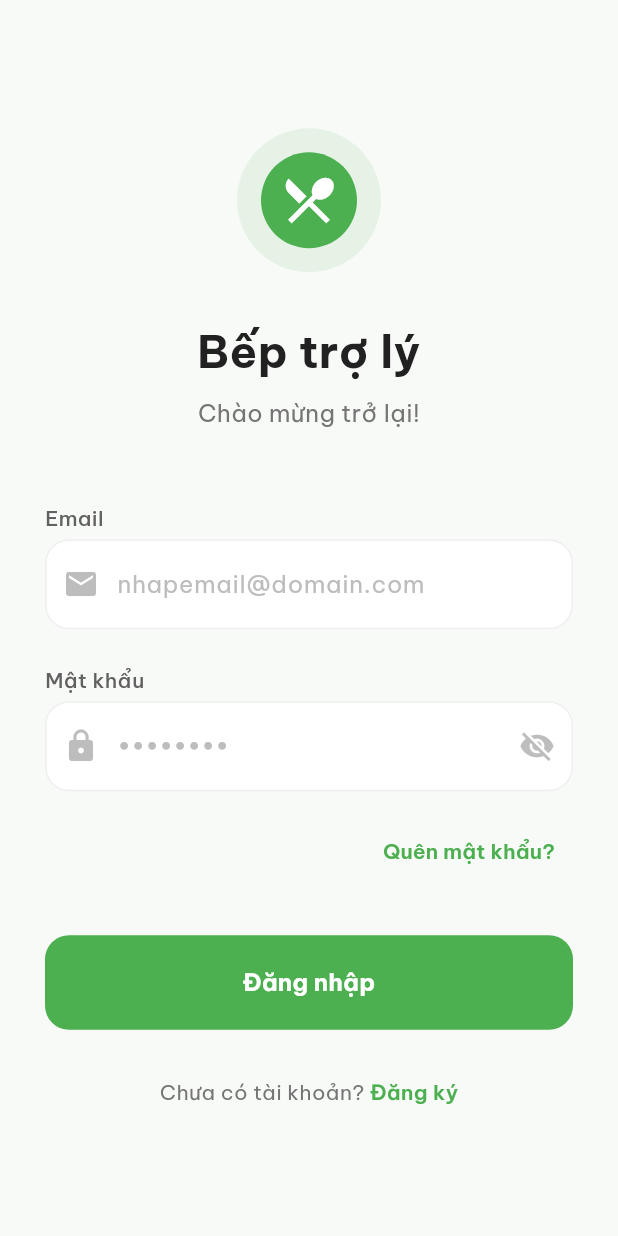
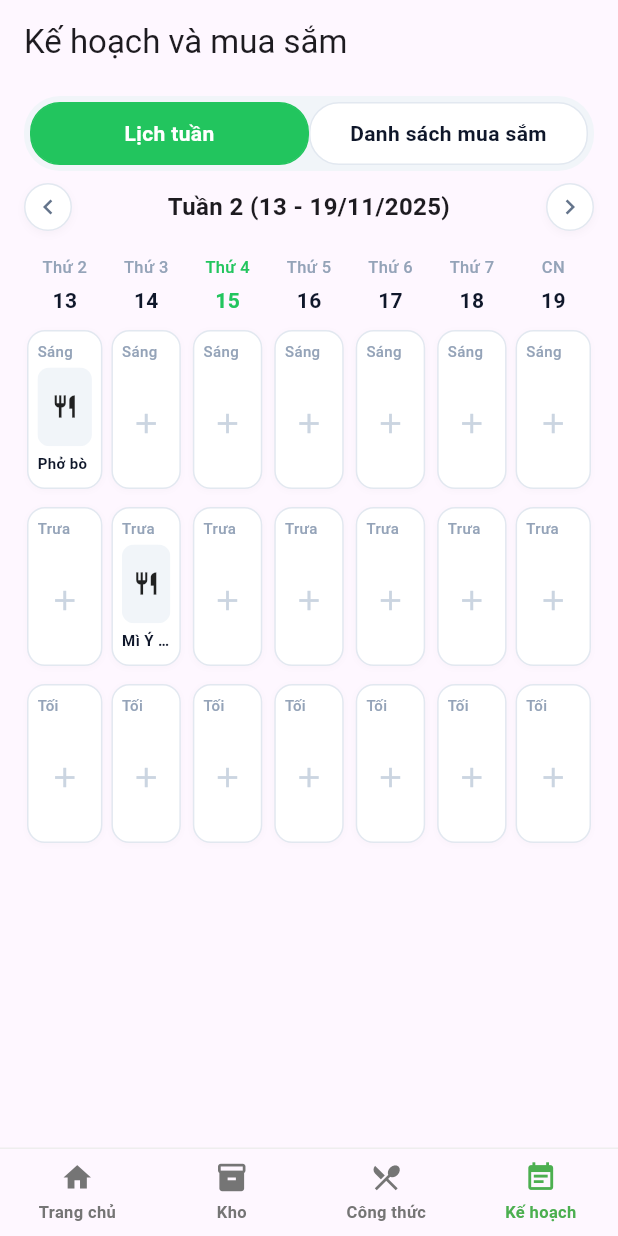
Before and after one commit to softdev-hub/fridge_to_fork_assistant, a Flutter app: the screen it shows after launch, on a phone screen of 412 x 824 dp. Run offline on Flutter 3.47's test engine with Material 3 defaults, Android fonts, the phone set to English and light mode, and no system bars; our stand-ins replace flutter_dotenv, google_fonts, image_picker, supabase_flutter; accounts and stored records are empty; network calls fail.

Commit message:
#9 - feat: scaffold weekly plan UI layout

```diff
--- a/lib/main.dart
+++ b/lib/main.dart
@@ -1,24 +1,26 @@
 import 'package:flutter/material.dart';
 import 'package:fridge_to_fork_assistant/routes/auth_gate.dart';
+import 'package:fridge_to_fork_assistant/views/plans/plan_view.dart';
 import 'package:supabase_flutter/supabase_flutter.dart';
 
-void main() async{
-
+void main() async {
   await Supabase.initialize(
-    anonKey: "eyJhbGciOiJIUzI1NiIsInR5cCI6IkpXVCJ9.eyJpc3MiOiJzdXBhYmFzZSIsInJlZiI6InVzemF0YnpsbW50ZGh4Y2h1cnVqIiwicm9sZSI6ImFub24iLCJpYXQiOjE3NjQxMzk4NTAsImV4cCI6MjA3OTcxNTg1MH0.ccCNKFZpOjfV-K_AGDiYco0wELAznz6wY0is7YKrQ4I",
+    anonKey:
+        "eyJhbGciOiJIUzI1NiIsInR5cCI6IkpXVCJ9.eyJpc3MiOiJzdXBhYmFzZSIsInJlZiI6InVzemF0YnpsbW50ZGh4Y2h1cnVqIiwicm9sZSI6ImFub24iLCJpYXQiOjE3NjQxMzk4NTAsImV4cCI6MjA3OTcxNTg1MH0.ccCNKFZpOjfV-K_AGDiYco0wELAznz6wY0is7YKrQ4I",
     url: "https://uszatbzlmntdhxchuruj.supabase.co",
   );
   runApp(const MyApp());
 }
+
 class MyApp extends StatelessWidget {
   const MyApp({super.key});
-  // This widget is the root of your application.
+
   @override
   Widget build(BuildContext context) {
-
     return const MaterialApp(
       debugShowCheckedModeBanner: false,
-      home: AuthGate(),
+      // home: AuthGate(),
+      home: PlanView(),
     );
   }
 }
--- /dev/null
+++ b/lib/views/plans/components/meal_card.dart
@@ -0,0 +1,98 @@
+import 'package:flutter/material.dart';
+import 'plan_models.dart';
+
+class MealCard extends StatelessWidget {
+  final MealType mealType;
+  final Meal? meal;
+  final VoidCallback? onTap;
+
+  const MealCard({Key? key, required this.mealType, this.meal, this.onTap})
+    : super(key: key);
+
+  @override
+  Widget build(BuildContext context) {
+    final bool isEmpty = meal == null;
+
+    return GestureDetector(
+      onTap: onTap,
+      child: Container(
+        margin: const EdgeInsets.all(2),
+        padding: const EdgeInsets.all(6),
+        decoration: BoxDecoration(
+          color: Colors.white,
+          borderRadius: BorderRadius.circular(12),
+          border: Border.all(color: const Color(0xFFE2E8F0)),
+          boxShadow: [
+            BoxShadow(
+              color: Colors.black.withOpacity(0.02),
+              blurRadius: 3,
+              offset: const Offset(0, 1),
+            ),
+          ],
+        ),
+        child: Column(
+          crossAxisAlignment: CrossAxisAlignment.start,
+          children: [
+            Text(
+              mealType.label,
+              style: const TextStyle(
+                fontSize: 10,
+                fontWeight: FontWeight.w500,
+                color: Color(0xFF94A3B8),
+              ),
+            ),
+            const SizedBox(height: 4),
+            Expanded(
+              child: isEmpty ? _buildEmptyContent() : _buildMealContent(),
+            ),
+          ],
+        ),
+      ),
+    );
+  }
+
+  Widget _buildEmptyContent() {
+    return const Center(
+      child: Icon(Icons.add, size: 22, color: Color(0xFFCBD5E1)),
+    );
+  }
+
+  Widget _buildMealContent() {
+    return Column(
+      crossAxisAlignment: CrossAxisAlignment.start,
+      children: [
+        Expanded(
+          flex: 3,
+          child: ClipRRect(
+            borderRadius: BorderRadius.circular(8),
+            child: Container(
+              width: double.infinity,
+              child: Image.network(
+                meal!.imageUrl,
+                fit: BoxFit.cover,
+                errorBuilder: (_, __, ___) => Container(
+                  color: const Color(0xFFF1F5F9),
+                  child: const Icon(Icons.restaurant, size: 18),
+                ),
+              ),
+            ),
+          ),
+        ),
+        const SizedBox(height: 4),
+        Expanded(
+          flex: 1,
+          child: Text(
+            meal!.name,
+            maxLines: 1,
+            overflow: TextOverflow.ellipsis,
+            style: const TextStyle(
+              fontSize: 10,
+              fontWeight: FontWeight.w600,
+              color: Color(0xFF0F172A),
+            ),
+          ),
+        ),
+      ],
+    );
+  }
+}
--- /dev/null
+++ b/lib/views/plans/components/meal_grid.dart
@@ -0,0 +1,92 @@
+import 'package:flutter/material.dart';
+import 'meal_card.dart';
+import 'plan_models.dart';
+
+class MealGrid extends StatelessWidget {
+  final WeekPlan weekPlan;
+
+  const MealGrid({Key? key, required this.weekPlan}) : super(key: key);
+
+  @override
+  Widget build(BuildContext context) {
+    return Column(
+      crossAxisAlignment: CrossAxisAlignment.stretch,
+      children: [
+        _buildDayHeaderRow(),
+        const SizedBox(height: 8),
+        _buildMealRow(MealType.breakfast),
+        const SizedBox(height: 8),
+        _buildMealRow(MealType.lunch),
+        const SizedBox(height: 8),
+        _buildMealRow(MealType.dinner),
+        const SizedBox(height: 12),
+      ],
+    );
+  }
+
+  Widget _buildDayHeaderRow() {
+    return Row(
+      children: List.generate(weekPlan.days.length, (index) {
+        final day = weekPlan.days[index];
+        final bool isSelected = index == weekPlan.selectedDayIndex;
+
+        final Color primary = const Color(0xFF22C55E);
+        final Color defaultText = const Color(0xFF0F172A);
+
+        return Expanded(
+          child: Column(
+            children: [
+              Text(
+                day.weekdayLabel,
+                style: TextStyle(
+                  fontSize: 11,
+                  fontWeight: FontWeight.w500,
+                  color: isSelected ? primary : const Color(0xFF94A3B8),
+                ),
+              ),
+              const SizedBox(height: 4),
+              Text(
+                day.dayOfMonth.toString(),
+                style: TextStyle(
+                  fontSize: 14,
+                  fontWeight: FontWeight.w700,
+                  color: isSelected ? primary : defaultText,
+                ),
+              ),
+            ],
+          ),
+        );
+      }),
+    );
+  }
+
+  Widget _buildMealRow(MealType mealType) {
+    return SizedBox(
+      height: 110,
+      child: Row(
+        children: List.generate(weekPlan.days.length, (dayIndex) {
+          final day = weekPlan.days[dayIndex];
+          final mealSlot = day.slots[mealType]!;
+
+          return Expanded(
+            child: Padding(
+              padding: EdgeInsets.symmetric(
+                horizontal:
+                    dayIndex == 0 || dayIndex == weekPlan.days.length - 1
+                    ? 0
+                    : 2,
+              ),
+              child: MealCard(
+                mealType: mealType,
+                meal: mealSlot.meal,
+                onTap: () {
+                  // TODO: open recipe detail or add meal
+                },
+              ),
+            ),
+          );
+        }),
+      ),
+    );
+  }
+}
--- /dev/null
+++ b/lib/views/plans/components/plan_models.dart
@@ -0,0 +1,139 @@
+enum MealType { breakfast, lunch, dinner }
+
+extension MealTypeExt on MealType {
+  String get label {
+    switch (this) {
+      case MealType.breakfast:
+        return 'Sáng';
+      case MealType.lunch:
+        return 'Trưa';
+      case MealType.dinner:
+        return 'Tối';
+    }
+  }
+}
+
+class Meal {
+  final String name;
+  final String imageUrl;
+
+  const Meal({required this.name, required this.imageUrl});
+}
+
+class MealSlot {
+  final MealType type;
+  final Meal? meal;
+
+  const MealSlot({required this.type, this.meal});
+
+  bool get isEmpty => meal == null;
+}
+
+class DayPlan {
+  final String weekdayLabel; // Thứ 2, Thứ 3, ..., CN
+  final int dayOfMonth; // 13, 14, ...
+  final Map<MealType, MealSlot> slots;
+
+  const DayPlan({
+    required this.weekdayLabel,
+    required this.dayOfMonth,
+    required this.slots,
+  });
+}
+
+class WeekPlan {
+  final String label; // "Tuần 2 (13 - 19/11/2025)"
+  final List<DayPlan> days;
+  final int selectedDayIndex;
+
+  const WeekPlan({
+    required this.label,
+    required this.days,
+    this.selectedDayIndex = 0,
+  });
+}
+
+/// Dummy data cho tuần hiện tại (Tuần 2: 13 - 19/11/2025)
+final WeekPlan dummyWeekPlan = WeekPlan(
+  label: 'Tuần 2 (13 - 19/11/2025)',
+  selectedDayIndex: 2, // index 2 -> Thứ 4 (15) được highlight
+  days: [
+    DayPlan(
+      weekdayLabel: 'Thứ 2',
+      dayOfMonth: 13,
+      slots: {
+        MealType.breakfast: MealSlot(
+          type: MealType.breakfast,
+          meal: Meal(
+            name: 'Phở bò',
+            imageUrl:
+                'https://images.pexels.com/photos/1437267/pexels-photo-1437267.jpeg',
+          ),
+        ),
+        MealType.lunch: MealSlot(type: MealType.lunch),
+        MealType.dinner: MealSlot(type: MealType.dinner),
+      },
+    ),
+    DayPlan(
+      weekdayLabel: 'Thứ 3',
+      dayOfMonth: 14,
+      slots: {
+        MealType.breakfast: MealSlot(type: MealType.breakfast),
+        MealType.lunch: MealSlot(
+          type: MealType.lunch,
+          meal: Meal(
+            name: 'Mì Ý sốt thịt',
+            imageUrl:
+                'https://images.pexels.com/photos/1279330/pexels-photo-1279330.jpeg',
+          ),
+        ),
+        MealType.dinner: MealSlot(type: MealType.dinner),
+      },
+    ),
+    DayPlan(
+      weekdayLabel: 'Thứ 4',
+      dayOfMonth: 15,
+      slots: {
+        MealType.breakfast: MealSlot(type: MealType.breakfast),
+        MealType.lunch: MealSlot(type: MealType.lunch),
+        MealType.dinner: MealSlot(type: MealType.dinner),
+      },
+    ),
+    DayPlan(
+      weekdayLabel: 'Thứ 5',
+      dayOfMonth: 16,
+      slots: {
+        MealType.breakfast: MealSlot(type: MealType.breakfast),
+        MealType.lunch: MealSlot(type: MealType.lunch),
+        MealType.dinner: MealSlot(type: MealType.dinner),
+      },
+    ),
+    DayPlan(
+      weekdayLabel: 'Thứ 6',
+      dayOfMonth: 17,
+      slots: {
+        MealType.breakfast: MealSlot(type: MealType.breakfast),
+        MealType.lunch: MealSlot(type: MealType.lunch),
+        MealType.dinner: MealSlot(type: MealType.dinner),
+      },
+    ),
+    DayPlan(
+      weekdayLabel: 'Thứ 7',
+      dayOfMonth: 18,
+      slots: {
+        MealType.breakfast: MealSlot(type: MealType.breakfast),
+        MealType.lunch: MealSlot(type: MealType.lunch),
+        MealType.dinner: MealSlot(type: MealType.dinner),
+      },
+    ),
+    DayPlan(
+      weekdayLabel: 'CN',
+      dayOfMonth: 19,
+      slots: {
+        MealType.breakfast: MealSlot(type: MealType.breakfast),
+        MealType.lunch: MealSlot(type: MealType.lunch),
+        MealType.dinner: MealSlot(type: MealType.dinner),
+      },
+    ),
+  ],
+);
--- /dev/null
+++ b/lib/views/plans/components/plan_tab_bar.dart
@@ -0,0 +1,63 @@
+import 'package:flutter/material.dart';
+
+class PlanTabBar extends StatelessWidget {
+  final int selectedIndex;
+  final ValueChanged<int> onTabSelected;
+
+  const PlanTabBar({
+    Key? key,
+    required this.selectedIndex,
+    required this.onTabSelected,
+  }) : super(key: key);
+
+  @override
+  Widget build(BuildContext context) {
+    return Container(
+      decoration: BoxDecoration(
+        color: const Color(0xFFF1F5F9),
+        borderRadius: BorderRadius.circular(24),
+      ),
+      padding: const EdgeInsets.all(4),
+      child: Row(
+        children: [
+          _buildTab(title: 'Lịch tuần', index: 0),
+          _buildTab(title: 'Danh sách mua sắm', index: 1),
+        ],
+      ),
+    );
+  }
+
+  Widget _buildTab({required String title, required int index}) {
+    final bool isSelected = index == selectedIndex;
+
+    return Expanded(
+      child: GestureDetector(
+        onTap: () => onTabSelected(index),
+        child: AnimatedContainer(
+          duration: const Duration(milliseconds: 180),
+          padding: const EdgeInsets.symmetric(vertical: 10),
+          decoration: BoxDecoration(
+            color: isSelected ? const Color(0xFF22C55E) : Colors.white,
+            borderRadius: BorderRadius.circular(20),
+            border: Border.all(
+              color: isSelected
+                  ? const Color(0xFF22C55E)
+                  : const Color(0xFFE2E8F0),
+            ),
+          ),
+          child: Center(
+            child: Text(
+              title,
+              textAlign: TextAlign.center,
+              style: TextStyle(
+                fontSize: 14,
+                fontWeight: FontWeight.w600,
+                color: isSelected ? Colors.white : const Color(0xFF0F172A),
+              ),
+            ),
+          ),
+        ),
+      ),
+    );
+  }
+}
--- /dev/null
+++ b/lib/views/plans/components/week_selector.dart
@@ -0,0 +1,83 @@
+import 'package:flutter/material.dart';
+
+class WeekSelector extends StatelessWidget {
+  final String label;
+  final VoidCallback? onPrevious;
+  final VoidCallback? onNext;
+
+  const WeekSelector({
+    Key? key,
+    required this.label,
+    this.onPrevious,
+    this.onNext,
+  }) : super(key: key);
+
+  @override
+  Widget build(BuildContext context) {
+    const primaryColor = Color(0xFF22C55E);
+
+    return Row(
+      mainAxisAlignment: MainAxisAlignment.spaceBetween,
+      children: [
+        _ArrowButton(
+          icon: Icons.chevron_left,
+          onTap: onPrevious,
+        ),
+        Expanded(
+          child: Text(
+            label,
+            textAlign: TextAlign.center,
+            style: const TextStyle(
+              fontSize: 16,
+              fontWeight: FontWeight.w600,
+            ),
+          ),
+        ),
+        _ArrowButton(
+          icon: Icons.chevron_right,
+          onTap: onNext,
+        ),
+      ],
+    );
+  }
+}
+
+class _ArrowButton extends StatelessWidget {
+  final IconData icon;
+  final VoidCallback? onTap;
+
+  const _ArrowButton({
+    Key? key,
+    required this.icon,
+    this.onTap,
+  }) : super(key: key);
+
+  @override
+  Widget build(BuildContext context) {
+    return InkWell(
+      borderRadius: BorderRadius.circular(999),
+      onTap: onTap,
+      child: Container(
+        width: 32,
+        height: 32,
+        decoration: BoxDecoration(
+          color: Colors.white,
+          shape: BoxShape.circle,
+          border: Border.all(color: const Color(0xFFE2E8F0)),
+          boxShadow: [
+            BoxShadow(
+              color: Colors.black.withOpacity(0.03),
+              blurRadius: 4,
+              offset: const Offset(0, 2),
+            ),
+          ],
+        ),
+        child: Icon(
+          icon,
+          size: 20,
+          color: const Color(0xFF64748B),
+        ),
+      ),
+    );
+  }
+}
--- a/lib/views/plans/plan_view.dart
+++ b/lib/views/plans/plan_view.dart
@@ -0,0 +1,99 @@
+import 'package:flutter/material.dart';
+import '../common/bottom_navigation.dart';
+import 'components/plan_tab_bar.dart';
+import 'components/week_selector.dart';
+import 'components/meal_grid.dart';
+import 'components/plan_models.dart';
+
+class PlanView extends StatefulWidget {
+  const PlanView({super.key});
+
+  @override
+  State<PlanView> createState() => _PlanViewState();
+}
+
+class _PlanViewState extends State<PlanView> {
+  int _selectedTabIndex = 0; // 0: Lịch tuần, 1: Danh sách mua sắm
+  final WeekPlan _currentWeek = dummyWeekPlan;
+
+  @override
+  Widget build(BuildContext context) {
+    return Scaffold(
+      appBar: AppBar(title: const Text('Kế hoạch và mua sắm'), elevation: 0),
+      body: SafeArea(
+        child: Column(
+          children: [
+            // Segmented control
+            Padding(
+              padding: const EdgeInsets.fromLTRB(16, 8, 16, 8),
+              child: PlanTabBar(
+                selectedIndex: _selectedTabIndex,
+                onTabSelected: (index) {
+                  setState(() {
+                    _selectedTabIndex = index;
+                  });
+                },
+              ),
+            ),
+
+            // Nội dung theo tab
+            if (_selectedTabIndex == 0)
+              _buildWeekPlanContent()
+            else
+              _buildShoppingListPlaceholder(),
+          ],
+        ),
+      ),
+      // Tab "Kế hoạch" là index 3 (0-based)
+      bottomNavigationBar: AppBottomNavigation(
+        currentIndex: 3,
+        onTap: (index) {
+          // Handle bottom navigation tap
+        },
+      ),
+    );
+  }
+
+  Widget _buildWeekPlanContent() {
+    return Expanded(
+      child: Column(
+        children: [
+          // Week selector
+          Padding(
+            padding: const EdgeInsets.symmetric(horizontal: 16.0),
+            child: WeekSelector(
+              label: _currentWeek.label,
+              onPrevious: () {
+                // TODO: handle previous week
+              },
+              onNext: () {
+                // TODO: handle next week
+              },
+            ),
+          ),
+          const SizedBox(height: 16),
+
+          // Meal grid
+          Expanded(
+            child: SingleChildScrollView(
+              padding: const EdgeInsets.symmetric(horizontal: 16),
+              child: MealGrid(weekPlan: _currentWeek),
+            ),
+          ),
+        ],
+      ),
+    );
+  }
+
+  Widget _buildShoppingListPlaceholder() {
+    return const Expanded(
+      child: Center(
+        child: Text(
+          'Danh sách mua sắm\n(đang TODO)',
+          textAlign: TextAlign.center,
+          style: TextStyle(fontSize: 16, color: Color(0xFF94A3B8)),
+        ),
+      ),
+    );
+  }
+}
--- a/pubspec.yaml
+++ b/pubspec.yaml
@@ -34,7 +34,7 @@ dependencies:
   # The following adds the Cupertino Icons font to your application.
   # Use with the CupertinoIcons class for iOS style icons.
   cupertino_icons: ^1.0.8
-  flutter_dotenv: ^5.1.0
+  flutter_dotenv: ^6.0.0
   supabase_flutter: ^2.10.3
   google_fonts: ^6.3.3
   image_picker: ^1.2.1
```
Also changed, not shown: pubspec.lock, 1 other file.
